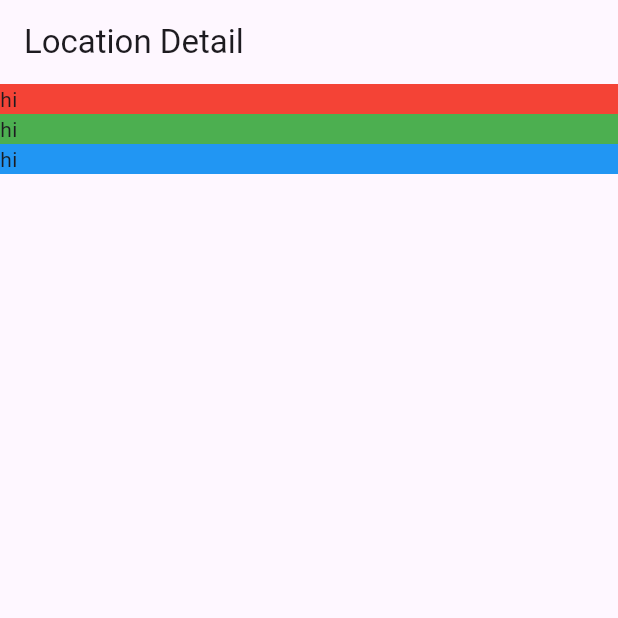
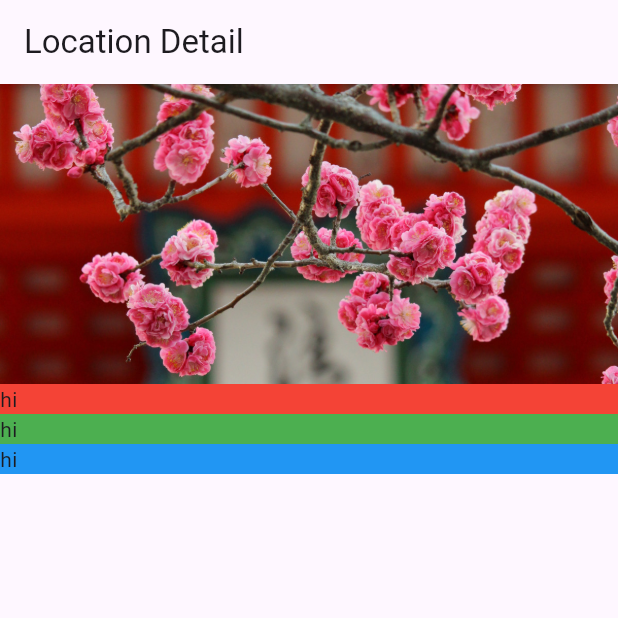
Before and after one commit to AlbenBustamante/tourismandco_app_ui, a Flutter app: the screen it shows after launch, on a phone screen of 412 x 824 dp, the top half of it. Run offline on Flutter 3.47's test engine with Material 3 defaults, Android fonts, the light colour scheme and no system bars.

Commit message:
section 2: images -> assets, constraints

```diff
--- /dev/null
+++ b/lib/screens/location_detail/image_banner.dart
@@ -0,0 +1,15 @@
+import 'package:flutter/material.dart';
+
+class ImageBanner extends StatelessWidget {
+  final String _assetPath;
+
+  const ImageBanner(this._assetPath, {super.key});
+
+  @override
+  Widget build(BuildContext context) {
+    return Container(
+        constraints: const BoxConstraints.expand(height: 200.0),
+        decoration: const BoxDecoration(color: Colors.grey),
+        child: Image.asset(_assetPath, fit: BoxFit.cover));
+  }
+}
--- a/lib/screens/location_detail/location_detail.dart
+++ b/lib/screens/location_detail/location_detail.dart
@@ -1,5 +1,7 @@
 import 'package:flutter/material.dart';
 import 'package:tourismandco/screens/location_detail/text_section.dart';
+
+import 'image_banner.dart';
 
 class LocationDetail extends StatelessWidget {
   const LocationDetail({super.key});
@@ -12,6 +14,7 @@ class LocationDetail extends StatelessWidget {
             crossAxisAlignment: CrossAxisAlignment.stretch,
             mainAxisAlignment: MainAxisAlignment.start,
             children: [
+              const ImageBanner("assets/images/kiyomizu-dera.jpg"),
               TextSection(Colors.red),
               TextSection(Colors.green),
               TextSection(Colors.blue)
--- a/pubspec.yaml
+++ b/pubspec.yaml
@@ -1,6 +1,6 @@
 name: tourismandco
 description: "A new Flutter project."
-publish_to: 'none'
+publish_to: "none"
 version: 0.1.0
 
 environment:
@@ -17,3 +17,5 @@ dev_dependencies:
 
 flutter:
   uses-material-design: true
+  assets:
+    - "assets/images/"
```
Also changed, not shown: assets/images/kiyomizu-dera.jpg (added).
